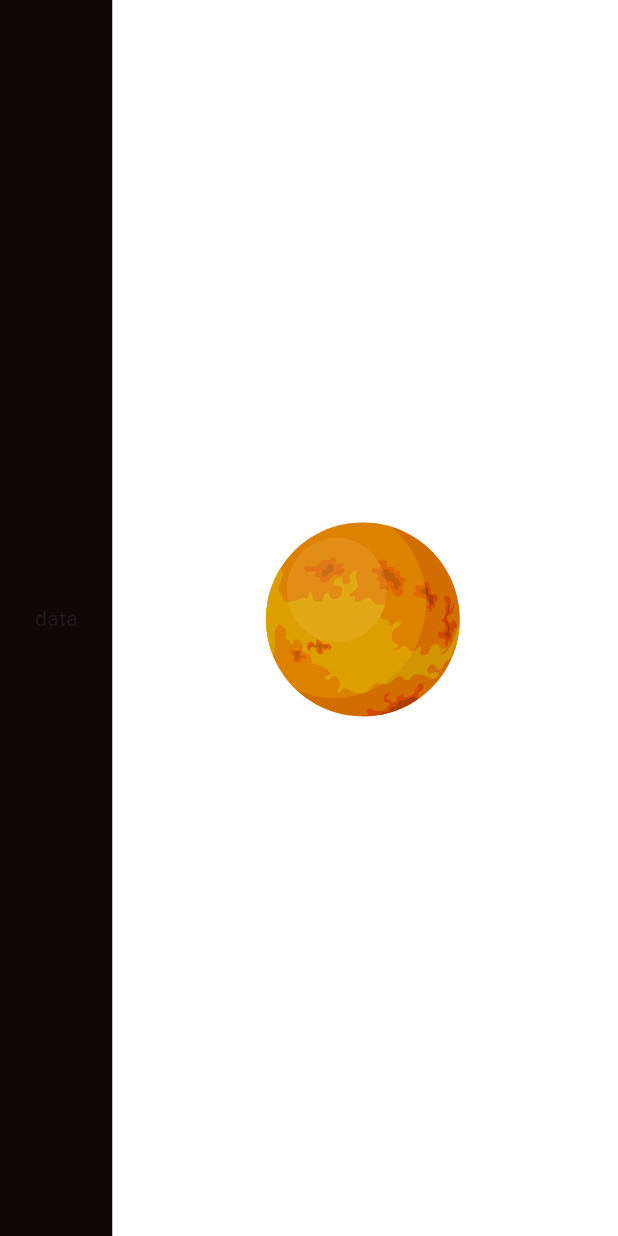
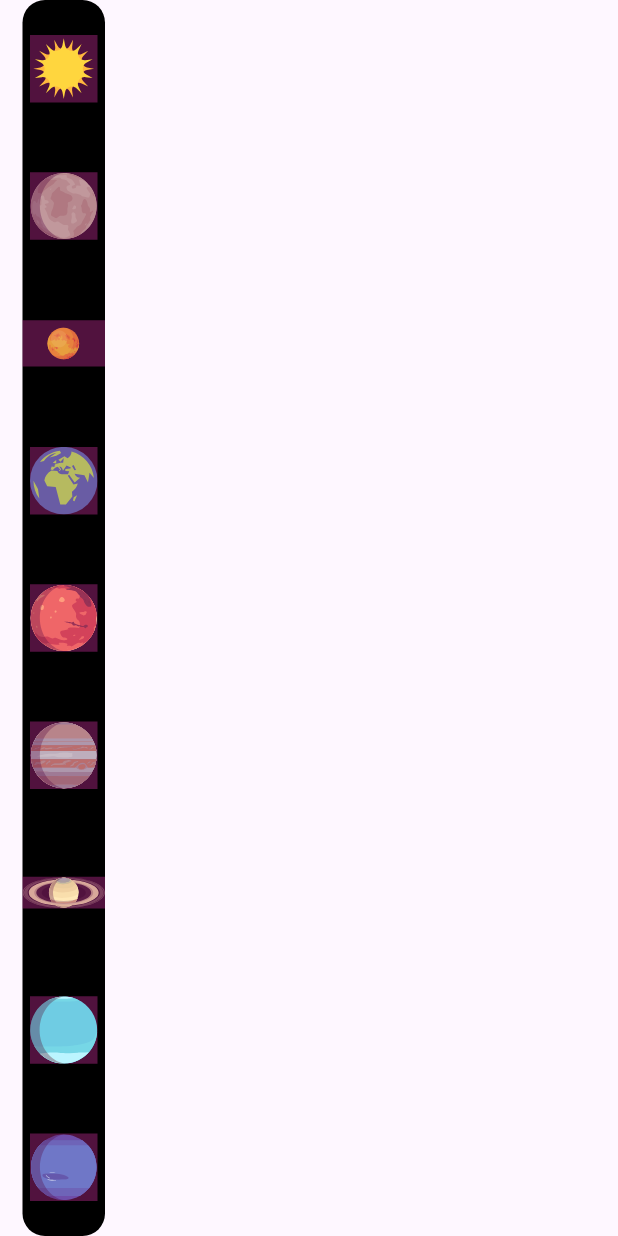
Before and after one commit to TesseractionCode/urmyworld, a Flutter app: the screen it shows after launch, on a phone screen of 412 x 824 dp. Run offline on Flutter 3.47's test engine with Material 3 defaults, Android fonts, the phone set to English and light mode, and no system bars; our stand-ins replace flutter_svg.

Commit message:
rendered planets bar

```diff
--- a/lib/features/matcher/presentation/pages/questionnaire.dart
+++ b/lib/features/matcher/presentation/pages/questionnaire.dart
@@ -1,6 +1,5 @@
-import 'package:flutter_svg/flutter_svg.dart';
-
 import 'package:flutter/material.dart';
+import '../widgets/planet_select_visual.dart';
 
 class Questionnaire extends StatelessWidget {
   const Questionnaire({super.key});
@@ -8,25 +7,15 @@ class Questionnaire extends StatelessWidget {
   @override
   Widget build(BuildContext context) {
     return Row(
-
       children: [
         SizedBox(
-          width: 75,
-          child: Container(
-            color: const Color.fromARGB(255, 16, 7, 7),
-            child: Center(child: Text('data')),
-          )
+          width: 70,
+          child: PlanetSelectVisual(),
         ),
         Expanded(
-          flex: 2,
-          child: Container(
-            color: Colors.white,
-            child: Center(
-              child: SvgPicture.asset('assets/images/venus.svg')
-            )
-          )
-        ),
-      ],
+          child: Container(),
+        )
+      ]
     );
   }
 
--- /dev/null
+++ b/lib/features/matcher/presentation/widgets/planet_select_visual.dart
@@ -0,0 +1,27 @@
+import 'package:flutter_svg/flutter_svg.dart';
+import 'package:flutter/material.dart';
+
+class PlanetSelectVisual extends StatelessWidget {
+  const PlanetSelectVisual({super.key});
+
+  @override
+  Widget build(BuildContext context) {
+    const planets = ['sun', 'mercury', 'venus', 'earth', 'mars', 'jupiter', 'saturn', 'uranus', 'neptune'];
+
+    return SafeArea( child: Container(
+      margin: EdgeInsets.fromLTRB(15,0,0,0),
+      decoration: BoxDecoration(
+        color: Colors.black,
+        borderRadius: BorderRadius.circular(15),
+      ),
+      child: Column(
+        mainAxisAlignment: MainAxisAlignment.spaceAround,
+        children: [
+        for (var planet_name in planets)
+          SizedBox(width: 90, height: 45, child: SvgPicture.asset('assets/images/$planet_name.svg', colorFilter: ColorFilter.mode(const Color.fromARGB(82, 253, 56, 194), BlendMode.lighten),))
+        ]
+      )
+    ));
+  }
+
+}
```
Also changed, not shown: assets/images/earth.svg.
